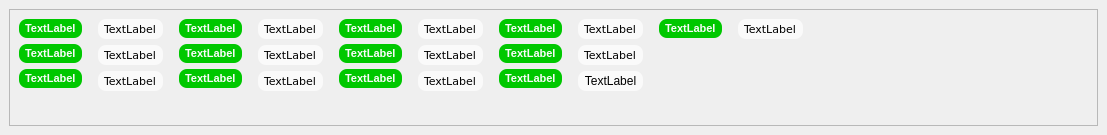
This is dockeffects.ui in crocodile119/Laser-Studio as Qt 5 draws it before an edit. The edited form follows.
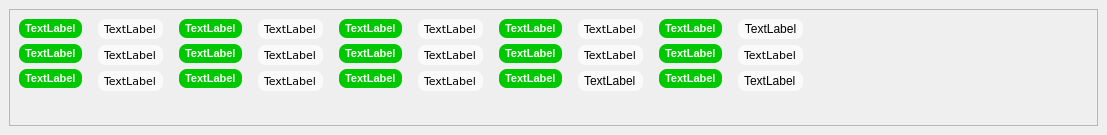
This is the edited form.

```diff
--- a/dockeffects.ui
+++ b/dockeffects.ui
@@ -598,19 +598,7 @@
            </widget>
           </item>
           <item>
-           <widget class="QLabel" name="tDeltaLabel">
-            <property name="minimumSize">
-             <size>
-              <width>0</width>
-              <height>0</height>
-             </size>
-            </property>
-            <property name="maximumSize">
-             <size>
-              <width>16777215</width>
-              <height>16777215</height>
-             </size>
-            </property>
+           <widget class="QLabel" name="tLimitingApertureLabel">
             <property name="font">
              <font>
               <pointsize>8</pointsize>
@@ -629,9 +617,6 @@
             <property name="text">
              <string>TextLabel</string>
             </property>
-            <property name="alignment">
-             <set>Qt::AlignLeading|Qt::AlignLeft|Qt::AlignVCenter</set>
-            </property>
            </widget>
           </item>
           <item>
@@ -694,13 +679,7 @@
            </widget>
           </item>
           <item>
-           <widget class="QLabel" name="deltaLabel">
-            <property name="minimumSize">
-             <size>
-              <width>0</width>
-              <height>0</height>
-             </size>
-            </property>
+           <widget class="QLabel" name="limitingApertureLabel">
             <property name="styleSheet">
              <string notr="true">QLabel {background-color: #fafafa}
 QLabel {color: #000000}
@@ -712,9 +691,6 @@
             <property name="text">
              <string>TextLabel</string>
             </property>
-            <property name="alignment">
-             <set>Qt::AlignCenter</set>
-            </property>
            </widget>
           </item>
           <item>
@@ -734,6 +710,43 @@
         </item>
         <item row="0" column="8">
          <layout class="QVBoxLayout" name="verticalLayout_9">
+          <item>
+           <widget class="QLabel" name="tDeltaLabel">
+            <property name="minimumSize">
+             <size>
+              <width>0</width>
+              <height>0</height>
+             </size>
+            </property>
+            <property name="maximumSize">
+             <size>
+              <width>16777215</width>
+              <height>16777215</height>
+             </size>
+            </property>
+            <property name="font">
+             <font>
+              <pointsize>8</pointsize>
+              <weight>75</weight>
+              <bold>true</bold>
+             </font>
+            </property>
+            <property name="styleSheet">
+             <string notr="true">QLabel {background-color: #00c800}
+QLabel {color: #fafafa}
+QLabel {border: 0px solid grey}
+QLabel {border-radius: 8px}
+QLabel {padding: 3px}
+QLabel {margin-right: 10px}</string>
+            </property>
+            <property name="text">
+             <string>TextLabel</string>
+            </property>
+            <property name="alignment">
+             <set>Qt::AlignLeading|Qt::AlignLeft|Qt::AlignVCenter</set>
+            </property>
+           </widget>
+          </item>
           <item>
            <widget class="QLabel" name="tTminLabel">
             <property name="font">
@@ -756,6 +769,28 @@
             </property>
            </widget>
           </item>
+          <item>
+           <widget class="QLabel" name="tLimitingApertureMeanLabel">
+            <property name="font">
+             <font>
+              <pointsize>8</pointsize>
+              <weight>75</weight>
+              <bold>true</bold>
+             </font>
+            </property>
+            <property name="styleSheet">
+             <string notr="true">QLabel {background-color: #00c800}
+QLabel {color: #fafafa}
+QLabel {border: 0px solid grey}
+QLabel {border-radius: 8px}
+QLabel {padding: 3px}
+QLabel {margin-right: 10px}</string>
+            </property>
+            <property name="text">
+             <string>TextLabel</string>
+            </property>
+           </widget>
+          </item>
           <item>
            <spacer name="verticalSpacer_9">
             <property name="orientation">
@@ -773,6 +808,30 @@
         </item>
         <item row="0" column="9">
          <layout class="QVBoxLayout" name="verticalLayout_10">
+          <item>
+           <widget class="QLabel" name="deltaLabel">
+            <property name="minimumSize">
+             <size>
+              <width>0</width>
+              <height>0</height>
+             </size>
+            </property>
+            <property name="styleSheet">
+             <string notr="true">QLabel {background-color: #fafafa}
+QLabel {color: #000000}
+QLabel {border: 0px solid grey}
+QLabel {border-radius: 8px}
+QLabel {padding: 3px}
+QLabel {margin-right: 10px}</string>
+            </property>
+            <property name="text">
+             <string>TextLabel</string>
+            </property>
+            <property name="alignment">
+             <set>Qt::AlignCenter</set>
+            </property>
+           </widget>
+          </item>
           <item>
            <widget class="QLabel" name="TminLabel">
             <property name="font">
@@ -794,6 +853,21 @@
             </property>
            </widget>
           </item>
+          <item>
+           <widget class="QLabel" name="limitingApertureMeanLabel">
+            <property name="styleSheet">
+             <string notr="true">QLabel {background-color: #fafafa}
+QLabel {color: #000000}
+QLabel {border: 0px solid grey}
+QLabel {border-radius: 8px}
+QLabel {padding: 3px}
+QLabel {margin-right: 10px}</string>
+            </property>
+            <property name="text">
+             <string>TextLabel</string>
+            </property>
+           </widget>
+          </item>
           <item>
            <spacer name="verticalSpacer_10">
             <property name="orientation">
```
